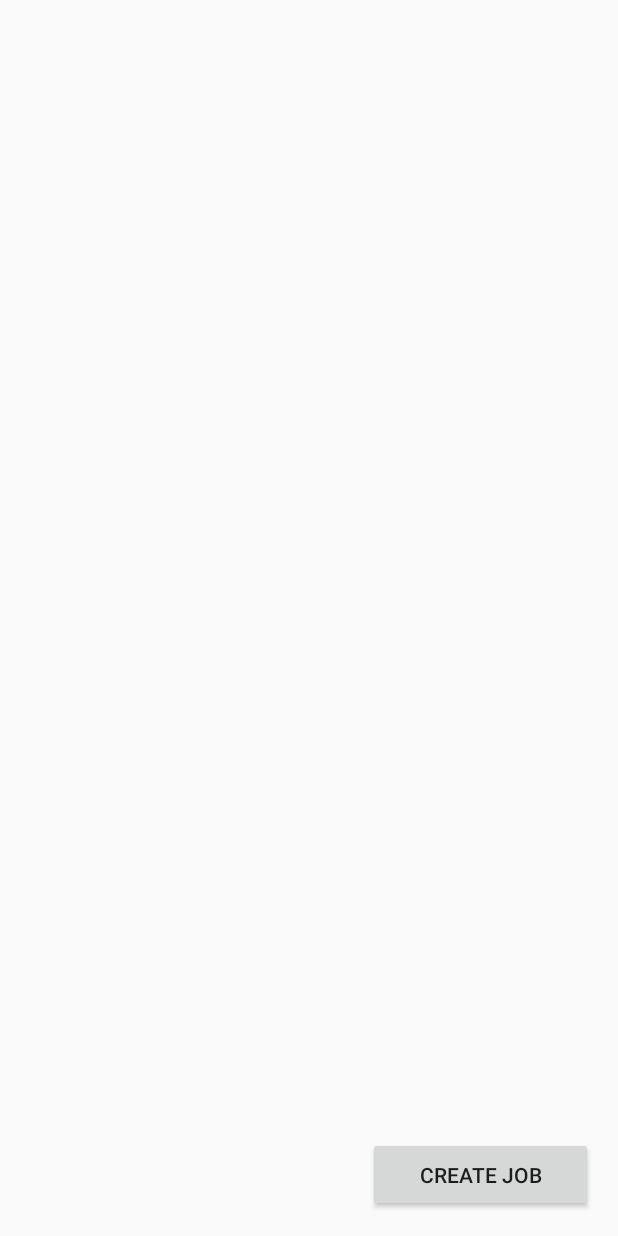
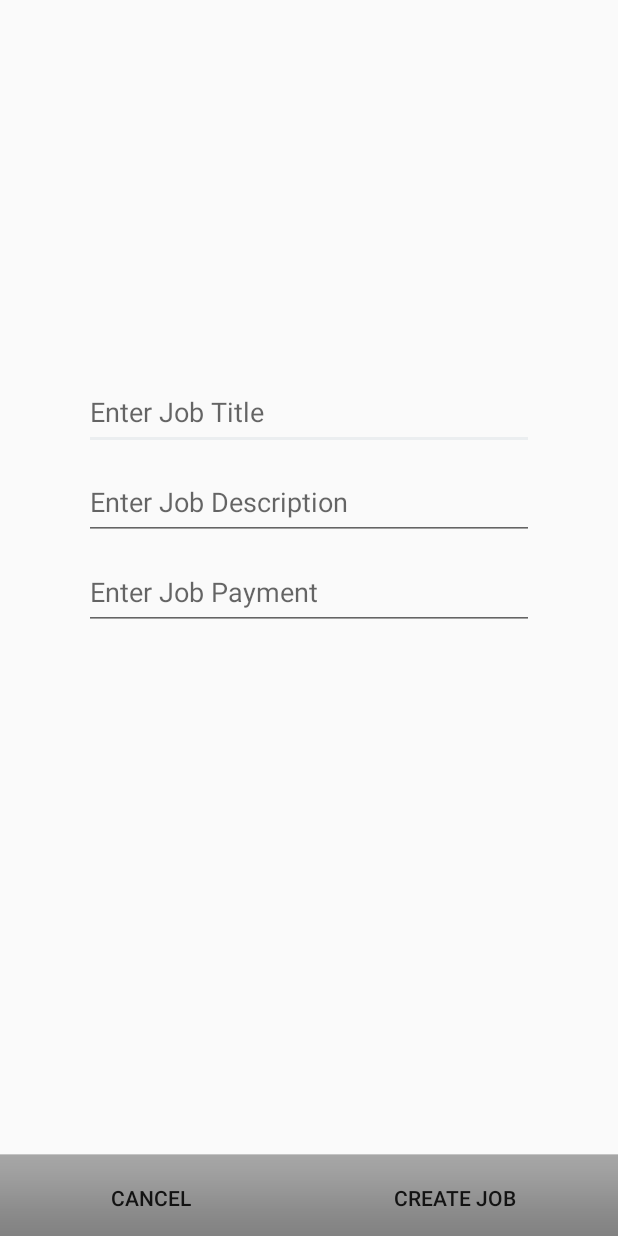
Before and after one commit to GuestG/itsdone, an Android app: the layout activity_add_job.xml on its own in the app's theme, with its tools: preview values and no code run, on a phone screen of 412 x 824 dp. Run offline under Robolectric (Android 15) with nearby library versions, the phone set to English and light mode, and no system bars.

Commit message:
edited button bar, created simple layout for addjob class

```diff
--- a/app/src/main/AndroidManifest.xml
+++ b/app/src/main/AndroidManifest.xml
@@ -9,9 +9,13 @@
         android:roundIcon="@mipmap/ic_launcher_round"
         android:supportsRtl="true"
         android:theme="@style/AppTheme">
-        <activity android:name=".FindJobsActivity"
+        <meta-data
+            android:name="com.google.android.actions"
+            android:resource="@xml/actions" />
+
+        <activity
+            android:name=".FindJobsActivity"
             android:parentActivityName=".MainActivity">
-
             <meta-data
                 android:name="android.support.PARENT_ACTIVITY"
                 android:value=".MainActivity" />
--- a/app/src/main/java/edu/tacoma/uw/itsdone/FindJobsActivity.java
+++ b/app/src/main/java/edu/tacoma/uw/itsdone/FindJobsActivity.java
@@ -11,9 +11,9 @@ import android.widget.TextView;
 //TODO all of this class tbh
 public class FindJobsActivity extends AppCompatActivity {
     //button to addJOb Not working!!!!
-    /*
+
     private Button addJobButton;
-    */
+
 
 
     @Override
@@ -23,17 +23,17 @@ public class FindJobsActivity extends AppCompatActivity {
         //removes the back button
         getSupportActionBar().setDisplayHomeAsUpEnabled(false);
         // Get the Intent that started this activity and extract the string
-        Intent intent = getIntent();
+        //Intent intent = getIntent();
 
         // Makes Job Button go to Add Job Activity //button to addJOb Not working!!!!
-        /*
-        addJobButton = (Button) findViewById(R.id.AddJobButton);
+        //TODO i have no idea why this is crashing when clicked. fucking stupid
+        addJobButton = findViewById(R.id.AddJobButton);
         addJobButton.setOnClickListener(new View.OnClickListener() {
             @Override
             public void onClick(View v) {
                 GoToAddJobPage();
             }
-        });*/
+        });
 
         // Capture the layout's TextView and set the string as its text
         //TextView textView = findViewById(R.id.textView4);
@@ -41,7 +41,13 @@ public class FindJobsActivity extends AppCompatActivity {
         //textView.setText(getApplicationContext().getSharedPreferences("autoLogin", 0)
                 //.getString("username", null));
 
+    }
+    //button to addJOb Not working!!!!
 
+    public void GoToAddJobPage() {
+        Intent intent = new Intent(this, AddJob.class);
+        startActivity(intent);
+        finish();
     }
 
     public void logout(View view){
@@ -54,12 +60,7 @@ public class FindJobsActivity extends AppCompatActivity {
         finish();
     }
 
-    //button to addJOb Not working!!!!
-    /*
-    public void GoToAddJobPage() {
-        Intent intent = new Intent(this, AddJob.class);
-        startActivity(intent);
-    }*/
+
 
     /**makes back button do nothing */
     @Override
--- a/app/src/main/res/layout/activity_add_job.xml
+++ b/app/src/main/res/layout/activity_add_job.xml
@@ -2,24 +2,71 @@
 <RelativeLayout xmlns:android="http://schemas.android.com/apk/res/android"
     xmlns:app="http://schemas.android.com/apk/res-auto"
     xmlns:tools="http://schemas.android.com/tools"
+    tools:context=".AddJob"
     android:layout_width="match_parent"
     android:layout_height="match_parent"
-    tools:context=".AddJob">
+    android:layout_alignParentBottom="true">
 
-    <Button
-        android:id="@+id/CreateButton"
-        android:layout_width="150dp"
+
+
+    <EditText
+        android:layout_width="300dp"
         android:layout_height="50dp"
+        android:layout_marginTop="250dp"
+        android:layout_centerHorizontal="true"
+        android:hint="Enter Job Title">
+
+    </EditText>
+
+    <EditText
+        android:layout_width="300dp"
+        android:layout_height="50dp"
+        android:layout_marginTop="310dp"
+        android:layout_centerHorizontal="true"
+        android:hint="Enter Job Description">
+
+    </EditText>
+
+    <EditText
+        android:layout_width="300dp"
+        android:layout_height="50dp"
+        android:layout_marginTop="370dp"
+        android:layout_centerHorizontal="true"
+        android:hint="Enter Job Payment">
+
+    </EditText>
+
+
+    <LinearLayout
+        android:id="@+id/buttonBar"
+        android:orientation="horizontal"
+        android:layout_width="fill_parent"
+        android:layout_height="wrap_content"
         android:layout_alignParentBottom="true"
-        android:layout_marginStart="245dp"
-        android:layout_marginLeft="245dp"
-        android:layout_marginTop="500dp"
-        android:layout_marginEnd="16dp"
-        android:layout_marginRight="16dp"
-        android:layout_marginBottom="16dp"
-        android:text="Create Job"
-        app:layout_constraintBottom_toBottomOf="parent"
-        app:layout_constraintEnd_toEndOf="parent"
-        app:layout_constraintStart_toStartOf="parent" />
+        style="@android:style/ButtonBar"
+        >
+
+        <Button
+            android:id="@+id/AddJobButton"
+            android:layout_width="wrap_content"
+            android:layout_height="wrap_content"
+            android:text="Cancel"
+            android:layout_weight = "0.2"
+            style="?android:attr/borderlessButtonStyle" />
+
+        <Button
+            android:id="@+id/FindJobButton"
+            android:layout_width="wrap_content"
+            android:layout_height="wrap_content"
+            android:text="Create Job"
+            android:layout_weight = "0.2"
+            style="?android:attr/borderlessButtonStyle"/>
+
+    </LinearLayout>
+
+
+
+
+
 
 </RelativeLayout>
--- a/app/src/main/res/layout/jobs_list_frag.xml
+++ b/app/src/main/res/layout/jobs_list_frag.xml
@@ -10,35 +10,41 @@
         android:layout_width="fill_parent"
         android:layout_height="wrap_content"
         android:layout_alignParentTop="true"
+        android:dividerHeight="1dp"
         />
 
     <LinearLayout
+        android:id="@+id/buttonBar"
         android:orientation="horizontal"
         android:layout_width="fill_parent"
         android:layout_height="wrap_content"
         android:layout_alignParentBottom="true"
-        style="@android:style/ButtonBar">
+        style="@android:style/ButtonBar"
+        >
 
         <Button
             android:id="@+id/AddJobButton"
             android:layout_width="wrap_content"
             android:layout_height="wrap_content"
             android:text="Add Job"
-            android:layout_weight = "0.2" />
+            android:layout_weight = "0.2"
+            style="?android:attr/borderlessButtonStyle" />
 
         <Button
             android:id="@+id/FindJobButton"
             android:layout_width="wrap_content"
             android:layout_height="wrap_content"
             android:text="Find Job"
-            android:layout_weight = "0.2" />
+            android:layout_weight = "0.2"
+            style="?android:attr/borderlessButtonStyle"/>
 
         <Button
             android:id="@+id/ProfileButton"
             android:layout_width="wrap_content"
             android:layout_height="wrap_content"
             android:text="Profile"
-            android:layout_weight = "0.2" />
+            android:layout_weight = "0.2"
+            style="?android:attr/borderlessButtonStyle"/>
     </LinearLayout>
 
 </RelativeLayout>
--- a/app/src/main/res/values/colors.xml
+++ b/app/src/main/res/values/colors.xml
@@ -1,6 +1,6 @@
 <?xml version="1.0" encoding="utf-8"?>
 <resources>
-    <color name="colorPrimary">#6200EE</color>
-    <color name="colorPrimaryDark">#3700B3</color>
-    <color name="colorAccent">#03DAC5</color>
+    <color name="colorPrimary">#ffffff</color>
+    <color name="colorPrimaryDark">#ebeef0</color>
+    <color name="colorAccent">#ebeef0</color>
 </resources>
--- /dev/null
+++ b/app/src/main/res/xml/actions.xml
@@ -0,0 +1,4 @@
+<?xml version="1.0" encoding="utf-8"?>
+<PreferenceScreen xmlns:android="http://schemas.android.com/apk/res/android">
+
+</PreferenceScreen>
```
